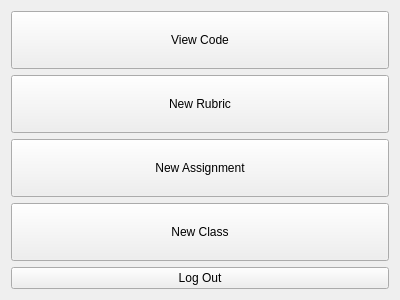
Old version of the form GUI/dataview.ui in the repository Laucksy/CS-205-Project.
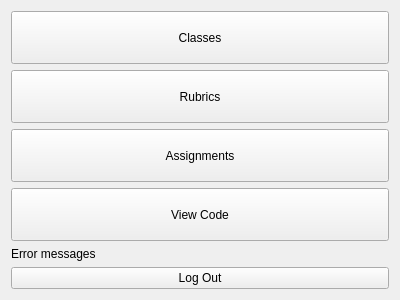
New version of the form.

The edit to the form file:
```diff
--- a/GUI/dataview.ui
+++ b/GUI/dataview.ui
@@ -21,7 +21,7 @@
   </property>
   <layout class="QVBoxLayout" name="verticalLayout">
    <item>
-    <widget class="QPushButton" name="pushButton">
+    <widget class="QPushButton" name="pushButton_5">
      <property name="sizePolicy">
       <sizepolicy hsizetype="Expanding" vsizetype="Expanding">
        <horstretch>0</horstretch>
@@ -29,7 +29,7 @@
       </sizepolicy>
      </property>
      <property name="text">
-      <string>View Code</string>
+      <string>Classes</string>
      </property>
     </widget>
    </item>
@@ -42,7 +42,7 @@
       </sizepolicy>
      </property>
      <property name="text">
-      <string>New Rubric</string>
+      <string>Rubrics</string>
      </property>
     </widget>
    </item>
@@ -55,12 +55,12 @@
       </sizepolicy>
      </property>
      <property name="text">
-      <string>New Assignment</string>
+      <string>Assignments</string>
      </property>
     </widget>
    </item>
    <item>
-    <widget class="QPushButton" name="pushButton_5">
+    <widget class="QPushButton" name="pushButton">
      <property name="sizePolicy">
       <sizepolicy hsizetype="Expanding" vsizetype="Expanding">
        <horstretch>0</horstretch>
@@ -68,7 +68,14 @@
       </sizepolicy>
      </property>
      <property name="text">
-      <string>New Class</string>
+      <string>View Code</string>
+     </property>
+    </widget>
+   </item>
+   <item>
+    <widget class="QLabel" name="label">
+     <property name="text">
+      <string>Error messages</string>
      </property>
     </widget>
    </item>
```
